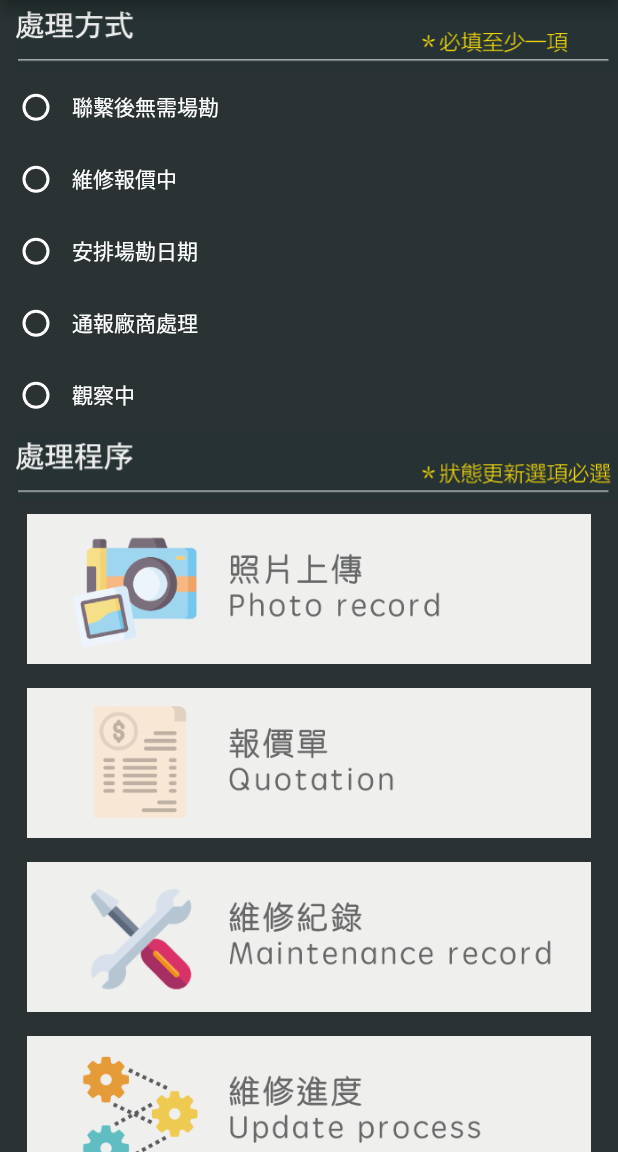
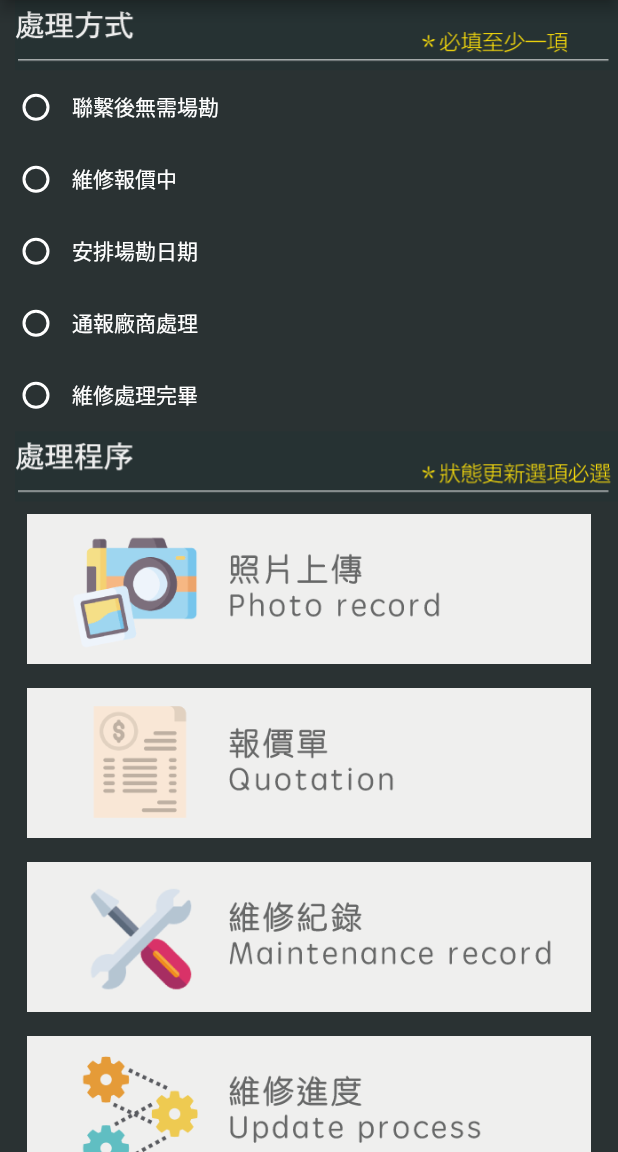
Before and after one commit to colaTW/reddotplatfrom_newversion, a Flutter app: the deal screen opened directly, on a phone screen of 412 x 824 dp, the part 84-1236 px from its top. Run offline on Flutter 3.47's test engine with Material 2 defaults, Android fonts, the phone set to English and light mode, and no system bars; our stand-ins replace connectivity, file_picker, flutter_datetime_picker, flutter_swiper, fluttertoast, image_picker and 3 more; accounts and stored records are empty; network calls fail.

Commit message:
reddotPlatformV1.5 fix:報修列新增上方bar 新增處理觀察中=>維修處理完畢

```diff
--- a/lib/pages/deal.dart
+++ b/lib/pages/deal.dart
@@ -210,7 +210,7 @@ class _deal extends State<deal> {
                                 });
                               },
                             )),
-                        Text("觀察中",style: TextStyle(color: Colors.white),),
+                        Text("維修處理完畢",style: TextStyle(color: Colors.white),),
                       ],
                     ),
                    // Row(
--- a/lib/pages/fisrtpage.dart
+++ b/lib/pages/fisrtpage.dart
@@ -62,7 +62,7 @@ class _firstpage extends State<firstpage> {
                       MaterialPageRoute(builder: (context) => adminLogin()));
                 }
             ),
-            const Text('reddotDemoV1.4'),
+            const Text('reddotDemoV1.5'),
             Container(
                 padding:EdgeInsetsDirectional.zero ,
                 width:width-20,
```
Also changed, not shown: lib/pages/Employee.dart (+7 -6 lines).
